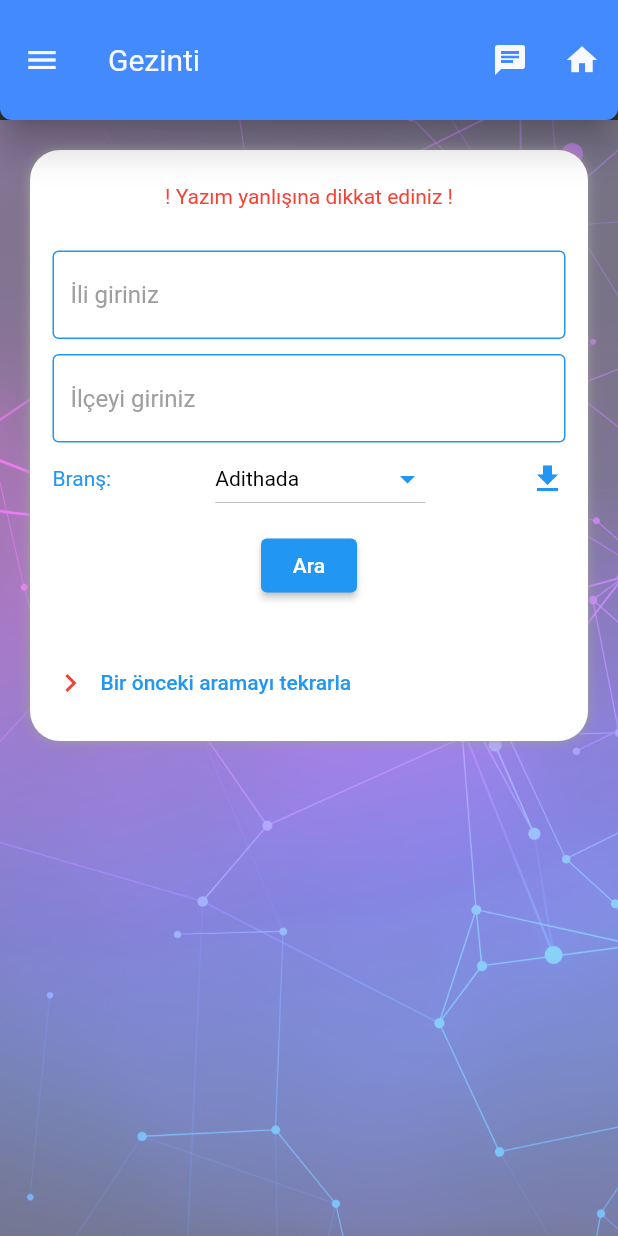
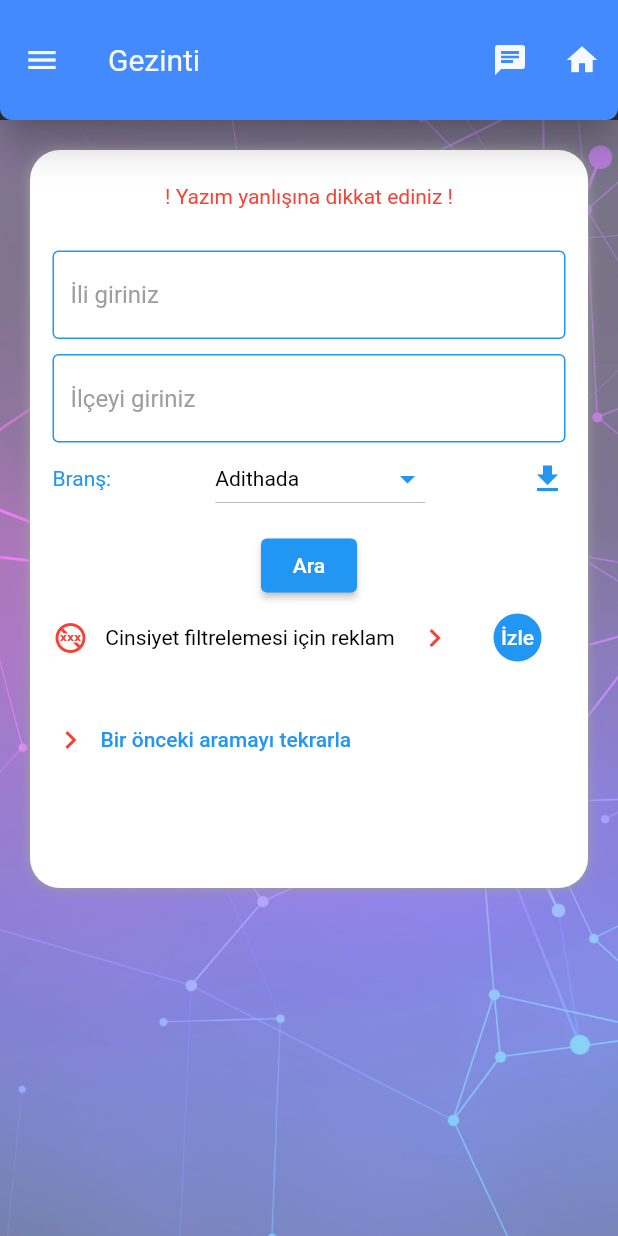
Before and after one commit to TayfuNetwork/SomeBuddy, a Flutter app: the searchPage screen opened directly, on a phone screen of 412 x 824 dp. Run offline on Flutter 3.47's test engine with Material 2 defaults, Android fonts, the phone set to English and light mode, and no system bars; drawn by our look-alikes of google_mobile_ads; our stand-ins replace cloud_firestore, firebase_auth, firebase_core, firebase_storage, flutter_local_notifications, fluttertoast and 6 more; missing offline and left inert: cloud_firestore_web, firebase_auth_web, firebase_core_web, firebase_database_web, firebase_storage_web, geolocator_web and 2 more; accounts and stored records are empty; network calls fail.

```diff
--- a/lib/control_pages/reset_password.dart
+++ b/lib/control_pages/reset_password.dart
@@ -87,7 +87,7 @@ class _ForgotPasswordPageState extends State<ForgotPasswordPage> {
           .sendPasswordResetEmail(email: emailController.text.trim());
       ScaffoldMessenger.of(context).showSnackBar(const SnackBar(
           backgroundColor: Colors.blue,
-          content: Text('Password Reset Mail Sent',
+          content: Text('Sıfırlama e-postası gönderildi',
               style: TextStyle(color: Colors.white))));
       Navigator.of(context).popUntil((route) => route.isFirst);
     } on FirebaseAuthException catch (e) {
--- a/lib/pages/results.dart
+++ b/lib/pages/results.dart
@@ -49,7 +49,7 @@ class _ResultsState extends State<Results> {
           toolbarOpacity: 0.8,
           shadowColor: Colors.black,
           title: const Text(
-            "Partner Adayları",
+            "Sonuçlar",
             style: TextStyle(fontSize: 20, fontWeight: FontWeight.w400),
           ),
           shape: RoundedRectangleBorder(
@@ -218,7 +218,7 @@ class _ResultsState extends State<Results> {
 
   _bilgilerimeGit() {
     return Navigator.of(context)
-        .push(CupertinoPageRoute(builder: (context) =>  bilgilerim()));
+        .push(CupertinoPageRoute(builder: (context) => bilgilerim()));
   }
 
   _searchPage() {
--- a/lib/pages/search_page.dart
+++ b/lib/pages/search_page.dart
@@ -6,9 +6,11 @@ import 'package:flutter/material.dart';
 import 'package:version1/control_pages/myDrawer.dart';
 import 'package:version1/pages/bilgilerim.dart';
 import 'package:version1/pages/gelen_kutusu.dart';
+import 'package:version1/pages/result_Sex.dart';
 import 'package:version1/pages/results.dart';
 import 'package:version1/services/ad_helper.dart';
 import 'package:version1/services/auth_service.dart';
+import 'package:google_mobile_ads/google_mobile_ads.dart';
 
 // ignore: camel_case_types
 class searchPage extends StatefulWidget {
@@ -34,6 +36,15 @@ class _searchPageState extends State<searchPage> {
   String? bulunanIlce;
   String? bulunanBrans;
   String? bulunanMevki;
+  String? Cinsiyet;
+  String? secilenCinsiyet;
+  bool? izlendi = false;
+  Future<void> cinsiyetArama() async {
+    if (adHelper.rewardedAd != null) {
+      await adHelper.showRewardedAd((p1) => izlendi = true);
+    }
+  }
+
   Future<void> arama() async {
     if (adHelper.interstitialAd != null) {
       await adHelper.showInterstitialAd(
@@ -89,6 +100,8 @@ class _searchPageState extends State<searchPage> {
     }
   }
 
+  String? sex;
+  SexServices model1 = SexServices();
   @override
   Widget build(BuildContext context) {
     return SafeArea(
@@ -126,7 +139,8 @@ class _searchPageState extends State<searchPage> {
         ),
         //******************************************************************//
 
-        body: Container(
+        body: SingleChildScrollView(
+          child: Container(
             width: MediaQuery.of(context).size.width,
             height: MediaQuery.of(context).size.height,
             decoration: BoxDecoration(
@@ -212,7 +226,8 @@ class _searchPageState extends State<searchPage> {
                   Row(
                     mainAxisAlignment: MainAxisAlignment.spaceBetween,
                     children: [
-                    const Text("Branş:", style: TextStyle(color: Colors.blue)),
+                      const Text("Branş:",
+                          style: TextStyle(color: Colors.blue)),
                       DropdownButton<int>(
                         menuMaxHeight: 400,
                         iconEnabledColor: Colors.blue,
@@ -251,7 +266,8 @@ class _searchPageState extends State<searchPage> {
                         DropdownButton<String>(
                           menuMaxHeight: 400,
                           iconEnabledColor: Colors.blue,
-                        dropdownColor: const Color.fromARGB(255, 28, 185, 242),
+                          dropdownColor:
+                              const Color.fromARGB(255, 28, 185, 242),
                           value: mevki ?? brans!.mevki.first,
                           style: const TextStyle(color: Colors.black),
                           items: model.mevki(brans!.no).map((b) {
@@ -273,11 +289,57 @@ class _searchPageState extends State<searchPage> {
                         Icon(
                           Icons.download,
                           color: Colors.blue,
+                        ),
+                      ],
+                    ),
+                  //******************************************************************//
+                  if (izlendi == true)
+                    Column(
+                      children: [
+                        Row(
+                          mainAxisAlignment: MainAxisAlignment.spaceBetween,
+                          children: [
+                            TextButton(
+                                onPressed: () {
+                                  setState(() {
+                                    secilenCinsiyet = "Erkek";
+                                    sex = secilenCinsiyet;
+                                  });
+                                },
+                                child: Text(
+                                  "Erkek",
+                                  style: TextStyle(color: Colors.black),
+                                )),
+                            if (secilenCinsiyet == "Erkek")
+                              Icon(
+                                Icons.download_done_outlined,
+                                color: Colors.green,
                               )
                           ],
                         ),
-                //******************************************************************//
-
+                        Row(
+                          mainAxisAlignment: MainAxisAlignment.spaceBetween,
+                          children: [
+                            TextButton(
+                                onPressed: () {
+                                  setState(() {
+                                    secilenCinsiyet = "Kadın";
+                                    sex = secilenCinsiyet;
+                                  });
+                                },
+                                child: Text(
+                                  "Kadın",
+                                  style: TextStyle(color: Colors.black),
+                                )),
+                            if (secilenCinsiyet == "Kadın")
+                              Icon(
+                                Icons.download_done_outlined,
+                                color: Colors.green,
+                              )
+                          ],
+                        )
+                      ],
+                    ),
                   Column(
                     children: [
                       SizedBox(
@@ -286,7 +348,19 @@ class _searchPageState extends State<searchPage> {
                       ElevatedButton(
                           onPressed: () {
                             if (il != null && ilce != null && brans != null) {
+                              if (izlendi == true) {
+                                Navigator.of(context).push(CupertinoPageRoute(
+                                    builder: (context) => Results2(
+                                        sex: sex!,
+                                        sIcon: Icon(Icons.person),
+                                        ppColor: ppColor!,
+                                        brans: brans!.brans,
+                                        il: il!,
+                                        ilce: ilce!,
+                                        mevki: mevki!)));
+                              } else {
                                 arama();
+                              }
                             } else {
                               ScaffoldMessenger.of(context).showSnackBar(
                                   const SnackBar(
@@ -298,8 +372,43 @@ class _searchPageState extends State<searchPage> {
                             }
                           },
                           child: const Text('Ara')),
+                      Row(
+                        mainAxisAlignment: MainAxisAlignment.spaceBetween,
+                        children: [
+                          Icon(
+                            Icons.no_adult_content,
+                            color: Colors.red,
+                          ),
+                          Text(
+                            "Cinsiyet filtrelemesi için reklam ",
+                            style: TextStyle(color: Colors.black),
+                          ),
+                          Icon(
+                            Icons.navigate_next,
+                            color: Colors.red,
+                          ),
+                          TextButton(
+                              onPressed: () {
+                                cinsiyetArama();
+                                setState(() {
+                                  izlendi = true;
+                                });
+                              },
+                              child: Container(
+                                  decoration: BoxDecoration(
+                                      shape: BoxShape.circle,
+                                      color: Colors.blue),
+                                  child: Padding(
+                                    padding: const EdgeInsets.all(8.0),
+                                    child: Text(
+                                      "İzle",
+                                      style: TextStyle(color: Colors.white),
+                                    ),
+                                  ))),
+                        ],
+                      ),
                       SizedBox(
-                      height: 30,
+                        height: 20,
                       ),
                       if (AuthService().user?.il != null)
                         Row(
@@ -319,12 +428,24 @@ class _searchPageState extends State<searchPage> {
                               onPressed: sonAramaTekrar,
                               child: Text("Bir önceki aramayı tekrarla")),
                         ],
-                    )
+                      ),
+                      SizedBox(
+                        height: 10,
+                      ),
+                      Container(
+                        width: AdSize.banner.width.toDouble(),
+                        height: AdSize.banner.height.toDouble(),
+                        alignment: Alignment.bottomCenter,
+                        child: AdWidget(
+                          ad: adHelper.createBannerAd(),
+                        ),
+                      ),
                     ],
                   ),
                 ],
               ),
             )),
+          ),
         ),
       ),
     );
```
Also changed, not shown: lib/pages/result_Sex.dart (added, +235 -0 lines), lib/services/ad_helper.dart (+5 -4 lines), lib/services/search_service.dart (+43 -0 lines), 11 other files. Lines whose indentation alone changed are shown as unchanged.
